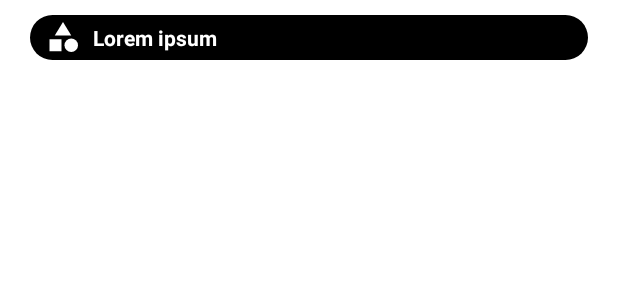
After one commit to penguin86/nextcloud-maps-client, an Android app: the layout category_listitem.xml on its own in the app's theme, with its tools: preview values and no code run, on a phone screen of 412 x 824 dp. The commit adds this screen. Shown: the top 300 px of the screen. Run offline under Robolectric (Android 15) with nearby library versions, the phone set to English and light mode, and no system bars.

Commit message:
Implemented filter by category

```diff
--- a/app/src/main/java/it/danieleverducci/nextcloudmaps/utils/GeofavoritesFilter.java
+++ b/app/src/main/java/it/danieleverducci/nextcloudmaps/utils/GeofavoritesFilter.java
@@ -32,7 +32,7 @@ public class GeofavoritesFilter {
     public List<Geofavorite> byCategory(String category) {
         List<Geofavorite> filteredGeofavorites = new ArrayList<>();
 
-        if (category.isEmpty()) {
+        if (category == null) {
             return items;
         } else {
             for (Geofavorite geofavorite : items) {
--- /dev/null
+++ b/app/src/main/res/layout/category_listitem.xml
@@ -0,0 +1,27 @@
+<?xml version="1.0" encoding="utf-8"?>
+<FrameLayout
+    xmlns:android="http://schemas.android.com/apk/res/android"
+    xmlns:app="http://schemas.android.com/apk/res-auto"
+    android:layout_width="match_parent"
+    android:layout_height="wrap_content"
+    android:paddingLeft="20dp"
+    android:paddingRight="20dp"
+    android:paddingTop="10dp"
+    android:paddingBottom="10dp">
+
+    <TextView
+        android:id="@+id/category_name"
+        android:layout_width="match_parent"
+        android:layout_height="30dp"
+        android:gravity="center_vertical"
+        android:lines="1"
+        android:ellipsize="end"
+        android:text="Lorem ipsum"
+        app:drawableLeftCompat="@drawable/ic_category_asc"
+        android:drawablePadding="8sp"
+        android:drawableTint="@color/white"
+        android:textColor="@color/white"
+        android:textStyle="bold"
+        android:background="@drawable/rounded_label_background"/>
+
+</FrameLayout>
--- a/app/src/main/res/values/strings.xml
+++ b/app/src/main/res/values/strings.xml
@@ -44,6 +44,7 @@
     <string name="list_geofavorite_connection_error">Unable to obtain geofavorites list</string>
     <string name="filtering_unavailable">Category filtering is unavailable at the moment</string>
     <string name="filtering_dialog_title">Filter by category</string>
+    <string name="filtering_dialog_cancel">Show all</string>
 
     <!-- Sort dialog -->
     <string name="sort_by">Sort by</string>
```
Also changed, not shown: app/src/main/java/it/danieleverducci/nextcloudmaps/activity/detail/CategoriesAdapter.java (added, +47 -0 lines), app/src/main/java/it/danieleverducci/nextcloudmaps/activity/detail/CategoriesSpinnerAdapter.java (deleted, +0 -24 lines), app/src/main/java/it/danieleverducci/nextcloudmaps/activity/detail/GeofavoriteDetailActivity.java (+2 -8 lines), app/src/main/java/it/danieleverducci/nextcloudmaps/fragments/GeofavoritesFragment.java (+31 -11 lines), app/src/main/java/it/danieleverducci/nextcloudmaps/model/Geofavorite.java (+24 -11 lines), 1 other file.
